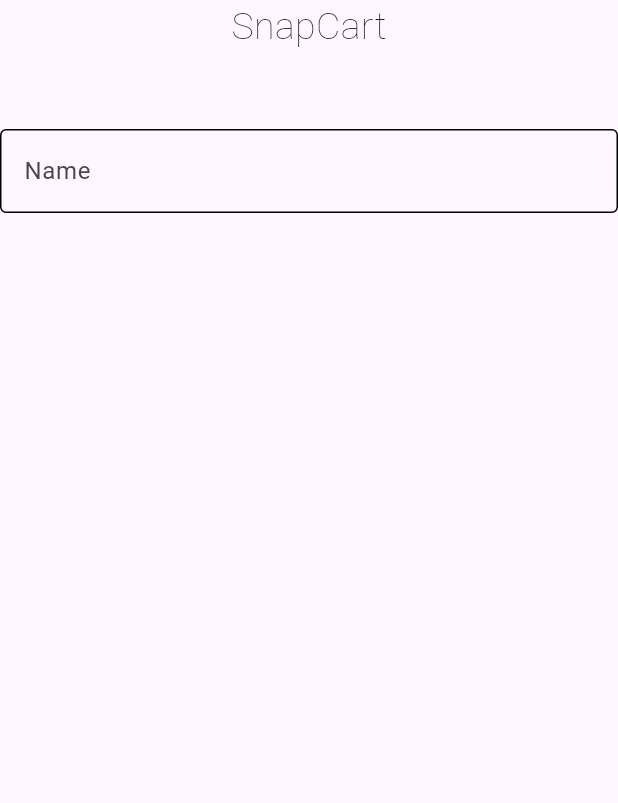
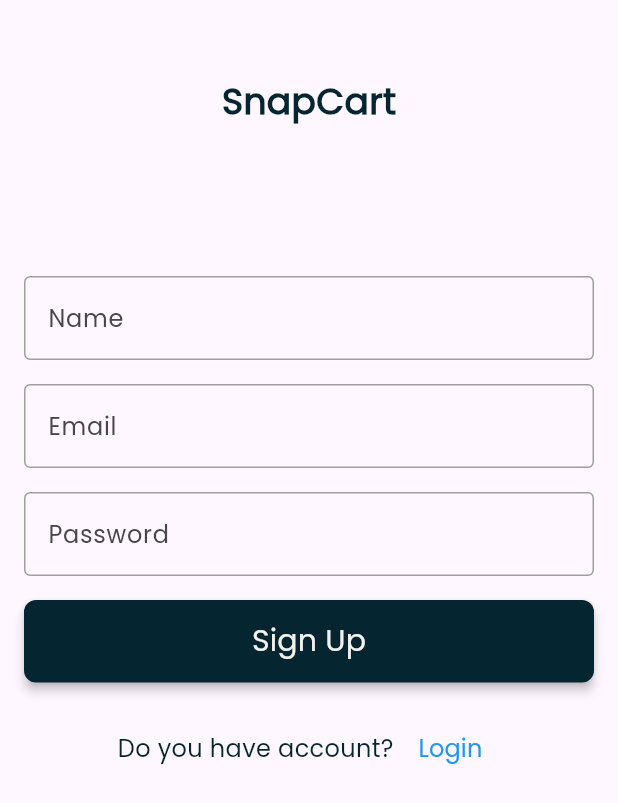
Before and after one commit to hossamramadan115/e_commerce_app, a Flutter app: the screen it shows after launch, on a phone screen of 412 x 824 dp. Shown: the top 803 px of the screen. Run offline on Flutter 3.47's test engine with Material 3 defaults, Android fonts, the phone set to English and light mode, and no system bars.

Commit message:
end sign up screen ui and add vailidator

```diff
--- a/lib/constants.dart
+++ b/lib/constants.dart
@@ -1,3 +1,4 @@
 import 'package:flutter/cupertino.dart';
 
 const kPrimaryColor = Color(0xffF3F1ED);
+const kSplashColor = Color(0xff052531);
--- a/lib/main.dart
+++ b/lib/main.dart
@@ -2,7 +2,9 @@ import 'package:e_commerce_app/screens/splash_view.dart';
 import 'package:flutter/material.dart';
 
 void main() {
-  runApp(ECommerceApp());
+  runApp(
+    ECommerceApp(),
+  );
 }
 
 class ECommerceApp extends StatelessWidget {
@@ -12,6 +14,9 @@ class ECommerceApp extends StatelessWidget {
   Widget build(BuildContext context) {
     return MaterialApp(
       home: SplashView(),
+      theme: ThemeData(
+        fontFamily: 'Poppins',
+      ),
     );
   }
 }
--- a/lib/screens/sign_up_screen.dart
+++ b/lib/screens/sign_up_screen.dart
@@ -1,4 +1,6 @@
-import 'package:e_commerce_app/widget/custom_text_form_field.dart';
+import 'package:e_commerce_app/constants.dart';
+import 'package:e_commerce_app/screens/widget/custom_text_button.dart';
+import 'package:e_commerce_app/screens/widget/custom_text_form_sign_up_section.dart';
 import 'package:flutter/material.dart';
 
 class SignUpScreen extends StatelessWidget {
@@ -8,22 +10,44 @@ class SignUpScreen extends StatelessWidget {
   Widget build(BuildContext context) {
     return SafeArea(
       child: Scaffold(
-        body: Column(
+        body: Padding(
+          padding: const EdgeInsets.symmetric(horizontal: 16),
+          child: SingleChildScrollView(
+            child: Column(
+              mainAxisAlignment: MainAxisAlignment.center,
               children: [
-            const Center(
-              child: Text(
+                SizedBox(height: 50),
+                Text(
                   'SnapCart',
                   style: TextStyle(
-                  fontSize: 25,
-                  fontWeight: FontWeight.w100,
+                    color: kSplashColor,
+                    fontSize: 24,
+                    fontWeight: FontWeight.bold,
                   ),
                 ),
+                SizedBox(height: 100),
+                CustomTextFormSignUpSection(),
+                SizedBox(height: 20),
+                Row(
+                  mainAxisAlignment: MainAxisAlignment.center,
+                  children: [
+                    Text(
+                      'Do you have account? ',
+                      style: TextStyle(
+                        color: kSplashColor,
+                        fontSize: 16,
                       ),
-            const SizedBox(height: 50),
-            CustomTexFormtField(
-              label: Text('Name'),
+                    ),
+                    CustomTextButton(
+                      onPressed: () {},
+                      text: 'Login',
                     ),
                   ],
+                ),
+                SizedBox(height: 100),
+              ],
+            ),
+          ),
         ),
       ),
     );
--- a/lib/screens/splash_view.dart
+++ b/lib/screens/splash_view.dart
@@ -1,4 +1,4 @@
-import 'package:e_commerce_app/widget/splash_view_body.dart';
+import 'package:e_commerce_app/screens/widget/splash_view_body.dart';
 import 'package:flutter/material.dart';
 
 
--- /dev/null
+++ b/lib/screens/widget/custom_button.dart
@@ -0,0 +1,31 @@
+import 'package:e_commerce_app/constants.dart';
+import 'package:flutter/material.dart';
+
+class CustomButton extends StatelessWidget {
+  const CustomButton({super.key, this.onTap, required this.text});
+
+  final VoidCallback? onTap;
+  final String text;
+
+  @override
+  Widget build(BuildContext context) {
+    return SizedBox(
+      height: 55,
+      width: double.infinity,
+      child: ElevatedButton(
+        onPressed: onTap,
+        style: ElevatedButton.styleFrom(
+          backgroundColor: kSplashColor,
+          shape: RoundedRectangleBorder(
+            borderRadius: BorderRadius.circular(8),
+          ),
+          elevation: 3, // تأثير الظل عند الرفع
+        ),
+        child: Text(
+          text,
+          style: TextStyle(fontSize: 20, color: kPrimaryColor),
+        ),
+      ),
+    );
+  }
+}
--- /dev/null
+++ b/lib/screens/widget/custom_text_button.dart
@@ -0,0 +1,26 @@
+import 'package:flutter/material.dart';
+
+class CustomTextButton extends StatelessWidget {
+  const CustomTextButton({
+    super.key,
+    required this.onPressed,
+    required this.text,
+  });
+
+  final VoidCallback onPressed;
+  final String text;
+
+  @override
+  Widget build(BuildContext context) {
+    return TextButton(
+      onPressed: onPressed,
+      child: Text(
+        text,
+        style: const TextStyle(
+          color: Colors.blue,
+          fontSize: 16,
+        ),
+      ),
+    );
+  }
+}
--- /dev/null
+++ b/lib/screens/widget/custom_text_form_field.dart
@@ -0,0 +1,53 @@
+import 'package:flutter/material.dart';
+
+class CustomTextFormField extends StatelessWidget {
+  CustomTextFormField({
+    super.key,
+    this.label,
+    this.onChanged,
+    this.hintText,
+    this.obscureText = false,
+    this.validator,
+  });
+
+  final String? hintText;
+  final Widget? label;
+  final bool obscureText;
+  final Function(String)? onChanged;
+  String? Function(String?)? validator;
+
+  @override
+  Widget build(BuildContext context) {
+    return TextFormField(
+      autovalidateMode: AutovalidateMode.onUserInteraction,
+      validator: validator,
+      obscureText: obscureText,
+      onChanged: onChanged,
+      style: const TextStyle(color: Colors.black),
+      decoration: InputDecoration(
+        label: label,
+        hintText: hintText,
+        floatingLabelBehavior: FloatingLabelBehavior.auto,
+        hintStyle: const TextStyle(color: Colors.black),
+        enabledBorder: border(Colors.grey),
+        focusedBorder: border(Colors.blue),
+        errorBorder: border(Colors.red),
+        focusedErrorBorder: border(Colors.redAccent),
+        border: border(Colors.black),
+      ),
+    );
+  }
+
+  OutlineInputBorder border(Color color) {
+    return OutlineInputBorder(
+      borderSide: BorderSide(color: color),
+    );
+  }
+}
+
+// validator: (data) {
+//         if (data == null || data.isEmpty) {
+//           return 'field is required';
+//         }
+//         return null;
+//       },
--- /dev/null
+++ b/lib/screens/widget/custom_text_form_sign_up_section.dart
@@ -0,0 +1,62 @@
+import 'package:e_commerce_app/screens/widget/custom_button.dart';
+import 'package:e_commerce_app/screens/widget/custom_text_form_field.dart';
+import 'package:flutter/material.dart';
+
+class CustomTextFormSignUpSection extends StatelessWidget {
+  CustomTextFormSignUpSection({super.key});
+
+  final formKey = GlobalKey<FormState>();
+
+  @override
+  Widget build(BuildContext context) {
+    return Form(
+      key: formKey,
+      child: Column(
+        children: [
+          CustomTextFormField(
+            label: Text('Name'),
+            validator: (data) {
+              if (data == null || data.isEmpty) {
+                return 'field is required';
+              }
+              return null;
+            },
+          ),
+          SizedBox(height: 16),
+          CustomTextFormField(
+            label: Text('Email'),
+            validator: (data) {
+              if (data == null || data.isEmpty) {
+                return 'field is required';
+              } else if (!data.contains('@') || data.length < 7) {
+                return 'please enter a vaild email';
+              }
+              return null;
+            },
+          ),
+          SizedBox(height: 16),
+          CustomTextFormField(
+            label: Text('Password'),
+            validator: (data) {
+              if (data == null || data.isEmpty) {
+                return 'field is required';
+              } else if (data.length < 7) {
+                return 'must be at least 7 characters';
+              }
+              return null;
+            },
+            obscureText: true,
+          ),
+          SizedBox(height: 16),
+          CustomButton(
+            text: 'Sign Up',
+            onTap: () {
+              formKey.currentState!.save();
+              if (formKey.currentState!.validate()) {}
+            },
+          ),
+        ],
+      ),
+    );
+  }
+}
--- a/lib/widget/splash_view_body.dart
+++ b/lib/screens/widget/splash_view_body.dart
@@ -32,7 +32,7 @@ class _SplashViewBodyState extends State<SplashViewBody>
   @override
   Widget build(BuildContext context) {
     return Scaffold(
-      backgroundColor: const Color(0xff052531),
+      backgroundColor: kSplashColor,
       body: Column(
         mainAxisAlignment: MainAxisAlignment.center,
         children: [
@@ -87,9 +87,6 @@ class _SplashViewBodyState extends State<SplashViewBody>
     });
   }
 }
-
-
-
 
 // import 'package:e_commerce_app/constants.dart';
 // import 'package:e_commerce_app/screens/sign_up_screen.dart';
--- a/lib/widget/custom_button.dart
+++ /dev/null
@@ -1,24 +0,0 @@
-import 'package:flutter/material.dart';
-
-class CustomButton extends StatelessWidget {
-  CustomButton({this.onTap,required this.text});
-  VoidCallback? onTap;
-  String text;
-  @override
-  Widget build(BuildContext context) {
-    return GestureDetector(
-      onTap: onTap,
-      child:  Container(
-      decoration: BoxDecoration(
-        borderRadius: BorderRadius.circular(8),
-        color: Colors.white,
-      ),
-      height: 55,
-      width: double.infinity,
-      child: Center(
-          child: Text( text,
-        style: TextStyle(fontSize: 20, color: Color(0xff27445F)),
-      )),
-    ));
-  }
-}
--- a/lib/widget/custom_text_form_field.dart
+++ /dev/null
@@ -1,37 +0,0 @@
-import 'package:flutter/material.dart';
-
-class CustomTexFormtField extends StatelessWidget {
-  CustomTexFormtField(
-      {this.label, this.onChanged, this.hintText, this.scureText = false});
-
-  String? hintText;
-  Widget? label;
-  bool? scureText;
-
-  Function(String)? onChanged;
-  @override
-  Widget build(BuildContext context) {
-    return TextFormField(
-      validator: (data) {
-        if (data!.isEmpty) {
-          return 'field is required';
-        }
-      },
-      obscureText: scureText!,
-      onChanged: onChanged,
-      style: TextStyle(color: Colors.black),
-      decoration: InputDecoration(
-        label: label,
-        hintText: hintText,
-        floatingLabelBehavior: FloatingLabelBehavior.auto,
-        hintStyle: TextStyle(color: Colors.black),
-        enabledBorder: OutlineInputBorder(
-          borderSide: BorderSide(color: Colors.black),
-        ),
-        border: OutlineInputBorder(
-          borderSide: BorderSide(color: Colors.black),
-        ),
-      ),
-    );
-  }
-}
```
Also changed, not shown: pubspec.yaml (+4 -4 lines), assets/fonts/Poppins-Regular.ttf (added), lib/screens/widget/custom_widget.dart (renamed from lib/widget/custom_widget.dart). Lines whose indentation alone changed are shown as unchanged.
